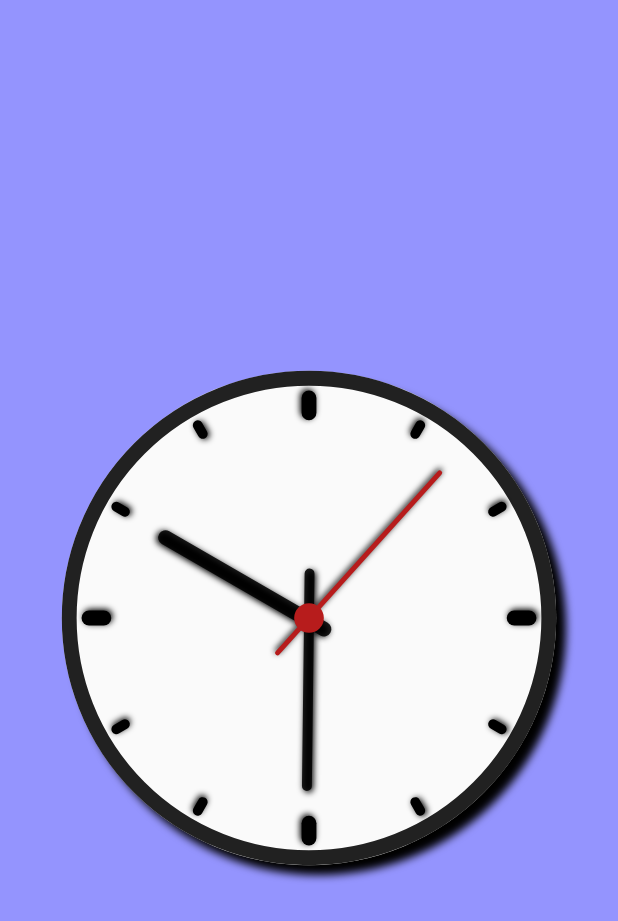
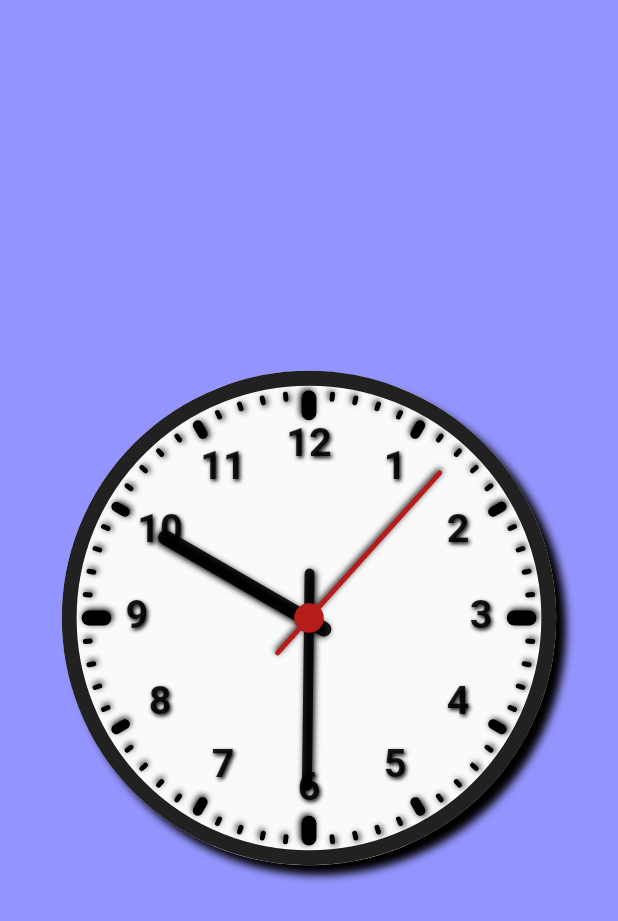
Before and after one commit to George-GAF/analog_clock_flutter, a Flutter app: the screen it shows after launch, on a phone screen of 412 x 824 dp. Shown: the top 921 px of the screen. Run offline on Flutter 3.47's test engine with Material 2 defaults, Android fonts, the phone set to English and light mode, and no system bars.

Commit message:
add number and more mark

```diff
--- a/lib/clock_widget/clock_mark.dart
+++ b/lib/clock_widget/clock_mark.dart
@@ -5,30 +5,37 @@ import 'package:flutter/material.dart';
 class ClockMark extends StatelessWidget {
   const ClockMark({
     @required this.clockSize,
-    this.angle,
-    this.height,
-    this.width,
+    @required this.angle,
+    @required this.height,
+    @required this.width,
+    @required this.isNumber,
+    this.number,
+    this.number1,
   });
 
   final double clockSize;
   final double angle;
   final double height;
   final double width;
+  final bool isNumber;
+  final String number;
+  final String number1;
 
   @override
   Widget build(BuildContext context) {
     return Positioned(
       left: ((clockSize * .92) / 2) - (width / 2),
+      top: isNumber ? clockSize * .06 : 0,
       child: Transform.rotate(
         angle: pi * angle,
         child: Container(
-          height: clockSize * .92,
+          height: clockSize * (isNumber ? 0.79 : 0.92),
           width: width,
           child: Column(
             mainAxisAlignment: MainAxisAlignment.spaceBetween,
             children: [
-              mark(),
-              mark(),
+              !isNumber ? mark() : numberW(number),
+              !isNumber ? mark() : numberW(number1),
             ],
           ),
         ),
@@ -52,4 +59,25 @@ class ClockMark extends StatelessWidget {
       ),
     );
   }
+
+  Widget numberW(String number) {
+    return Transform.rotate(
+      angle: pi * -angle,
+      child: Text(
+        number,
+        textAlign: TextAlign.center,
+        style: TextStyle(
+          fontSize: width * .8,
+          fontWeight: FontWeight.bold,
+          shadows: [
+            BoxShadow(
+              offset: Offset(1, 1),
+              color: Colors.black,
+              blurRadius: 3,
+            ),
+          ],
+        ),
+      ),
+    );
+  }
 }
--- a/lib/main.dart
+++ b/lib/main.dart
@@ -106,41 +106,33 @@ class _MyHomePageState extends State<MyHomePage> {
           width: clockSize,
           child: Stack(
             children: [
+              for (int i = 0; i < 30; i++)
                 ClockMark(
                   clockSize: clockSize,
-                angle: 0,
-                height: clockSize * .06,
-                width: clockSize * .03,
+                  angle: (1 / 30) * i,
+                  height: clockSize *
+                      (i == 0 || i == 15
+                          ? .06
+                          : i % 5 == 0
+                              ? .04
+                              : .02),
+                  width: clockSize *
+                      (i == 0 || i == 15
+                          ? .03
+                          : i % 5 == 0
+                              ? .02
+                              : .01),
+                  isNumber: false,
                 ),
+              for (int i = 1; i <= 6; i++)
                 ClockMark(
                   clockSize: clockSize,
-                angle: .5,
-                height: clockSize * .06,
-                width: clockSize * .03,
-              ),
-              ClockMark(
-                clockSize: clockSize,
-                angle: .5 / 3,
-                height: clockSize * .04,
-                width: clockSize * .02,
-              ),
-              ClockMark(
-                clockSize: clockSize,
-                angle: (.5 / 3) * 2,
-                height: clockSize * .04,
-                width: clockSize * .02,
-              ),
-              ClockMark(
-                clockSize: clockSize,
-                angle: (1 / 6) * 4,
-                height: clockSize * .04,
-                width: clockSize * .02,
-              ),
-              ClockMark(
-                clockSize: clockSize,
-                angle: (1 / 6) * 5,
-                height: clockSize * .04,
-                width: clockSize * .02,
+                  angle: (1 / 6) * i,
+                  height: clockSize * .1,
+                  width: clockSize * .1,
+                  isNumber: true,
+                  number: '$i',
+                  number1: '${i + 6}',
                 ),
 
               //  Clockwise //
```
Lines whose indentation alone changed are shown as unchanged.
